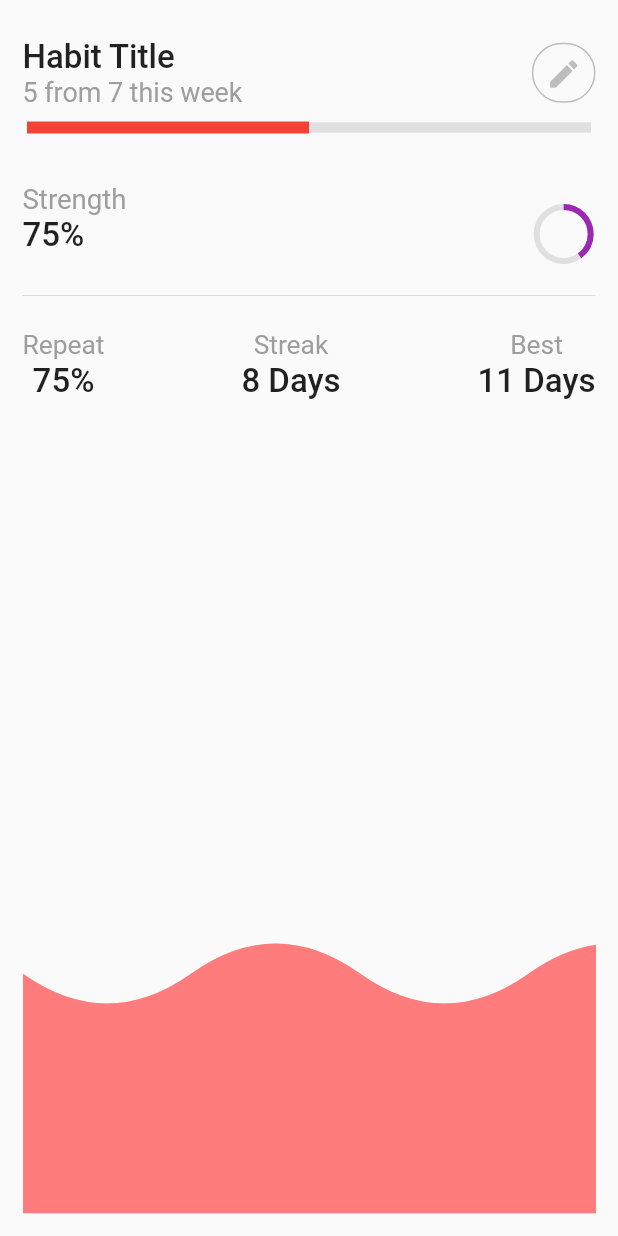
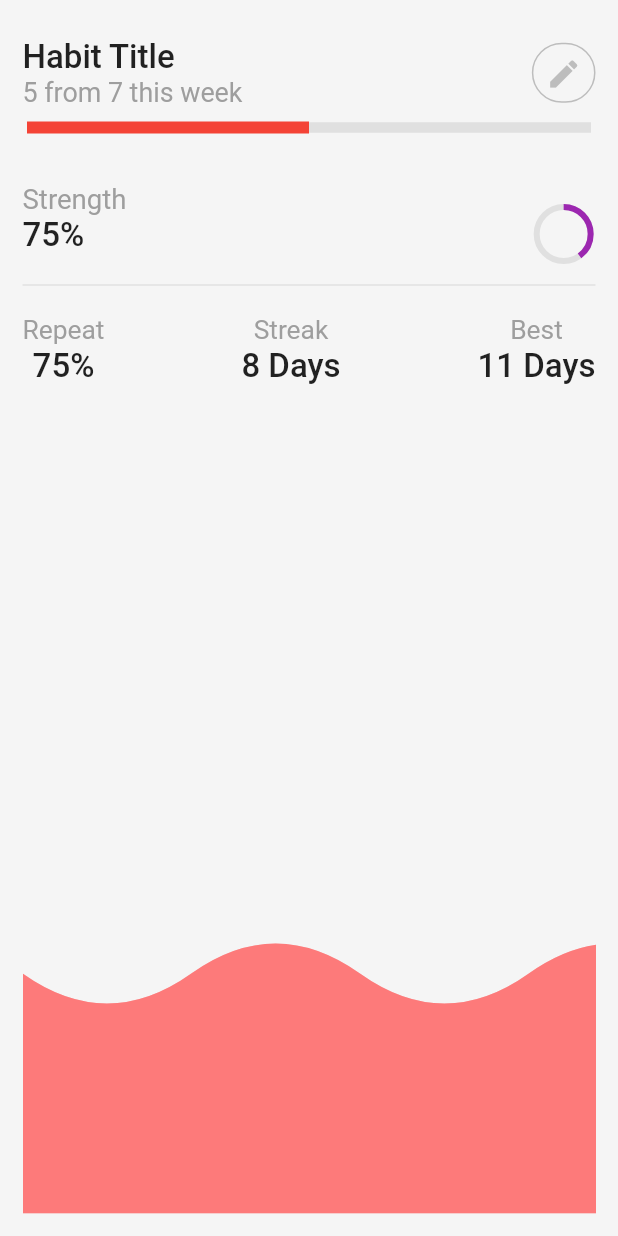
Before and after one commit to PawanGhewande/habit_tracker, a Flutter app: the screen it shows after launch, after a tap on "Habit Title", on a phone screen of 412 x 824 dp. Run offline on Flutter 3.47's test engine with Material 2 defaults, Android fonts, the phone set to English and light mode, and no system bars; our stand-ins replace date_picker_timeline.

Commit message:
added habit module

```diff
--- a/lib/modules/dashboard/presentation/view/dashboard_view.dart
+++ b/lib/modules/dashboard/presentation/view/dashboard_view.dart
@@ -1,5 +1,6 @@
 import 'package:date_picker_timeline/date_picker_widget.dart';
 import 'package:flutter/material.dart';
+import 'package:flutter/services.dart';
 import 'package:habit_tracker/modules/dashboard/presentation/widget/habit_list_tile.dart';
 import 'package:habit_tracker/modules/habit_details/presentation/view/habit_details_view.dart';
 
@@ -8,7 +9,13 @@ class DashboardView extends StatelessWidget {
 
   @override
   Widget build(BuildContext context) {
-    return Builder(builder: (context) {
+    SystemChrome.setSystemUIOverlayStyle(
+      SystemUiOverlayStyle(
+        statusBarColor: Colors.grey.shade100,
+        statusBarBrightness: Brightness.light,
+      ),
+    );
+
     return Scaffold(
       backgroundColor: Colors.grey.shade100,
       body: SafeArea(
@@ -67,10 +74,8 @@ class DashboardView extends StatelessWidget {
                           children: <Widget>[
                             Text(
                               'PG',
-                                style: Theme.of(context)
-                                    .textTheme
-                                    .headline4
-                                    ?.apply(
+                              style:
+                                  Theme.of(context).textTheme.headline4?.apply(
                                         fontWeightDelta: 1,
                                         color: Colors.black87,
                                       ),
@@ -144,6 +149,5 @@ class DashboardView extends StatelessWidget {
         ),
       ),
     );
-    });
   }
 }
--- a/lib/modules/habit_details/presentation/view/habit_details_view.dart
+++ b/lib/modules/habit_details/presentation/view/habit_details_view.dart
@@ -8,6 +8,7 @@ class HabitDetailsView extends StatelessWidget {
   @override
   Widget build(BuildContext context) {
     return Scaffold(
+      backgroundColor: Colors.grey.shade100,
       body: SafeArea(
         child: Padding(
           padding: const EdgeInsets.all(15.0),
@@ -121,11 +122,11 @@ class HabitDetailsView extends StatelessWidget {
                 ],
               ),
               const SizedBox(
-                height: 15,
+                height: 8,
               ),
               const Divider(),
               const SizedBox(
-                height: 15,
+                height: 12,
               ),
               Row(
                 mainAxisAlignment: MainAxisAlignment.spaceBetween,
```
Also changed, not shown: lib/modules/add_habit/presentation/view/add_habit_page.dart (added, +10 -0 lines). Lines whose indentation alone changed are shown as unchanged.
